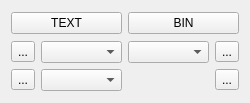
RinatB2017/mega_GIT, file Qt/lib2/serial5/sendbox5/src/ui/sendbox5.ui: the form before one commit.
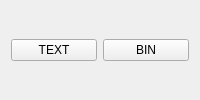
The form after the commit.

The edit to the form file:
```diff
--- a/Qt/lib2/serial5/sendbox5/src/ui/sendbox5.ui
+++ b/Qt/lib2/serial5/sendbox5/src/ui/sendbox5.ui
@@ -2,13 +2,11 @@
 <ui version="4.0">
  <class>SendBox5</class>
  <widget class="QFrame" name="SendBox5">
-  <property name="geometry">
-   <rect>
-    <x>0</x>
-    <y>0</y>
-    <width>250</width>
-    <height>103</height>
-   </rect>
+  <property name="sizePolicy">
+   <sizepolicy hsizetype="Preferred" vsizetype="Fixed">
+    <horstretch>0</horstretch>
+    <verstretch>0</verstretch>
+   </sizepolicy>
   </property>
   <property name="windowTitle">
    <string>Form</string>
@@ -32,47 +30,6 @@
      </item>
     </layout>
    </item>
-   <item>
-    <layout class="QGridLayout" name="gridLayout">
-     <item row="1" column="1">
-      <widget class="QComboBox" name="cb_send_bin"/>
-     </item>
-     <item row="0" column="1">
-      <widget class="QComboBox" name="cb_send_text"/>
-     </item>
-     <item row="0" column="2">
-      <widget class="QComboBox" name="cb_append"/>
-     </item>
-     <item row="0" column="3">
-      <widget class="QToolButton" name="btn_send_text">
-       <property name="text">
-        <string>...</string>
-       </property>
-      </widget>
-     </item>
-     <item row="1" column="3">
-      <widget class="QToolButton" name="btn_send_bin">
-       <property name="text">
-        <string>...</string>
-       </property>
-      </widget>
-     </item>
-     <item row="0" column="0">
-      <widget class="QToolButton" name="btn_send_text_remove">
-       <property name="text">
-        <string>...</string>
-       </property>
-      </widget>
-     </item>
-     <item row="1" column="0">
-      <widget class="QToolButton" name="btn_send_bin_remove">
-       <property name="text">
-        <string>...</string>
-       </property>
-      </widget>
-     </item>
-    </layout>
-   </item>
   </layout>
  </widget>
  <tabstops>
```
Left out of the diff: 7 changed lines with no effect on the pictures.
